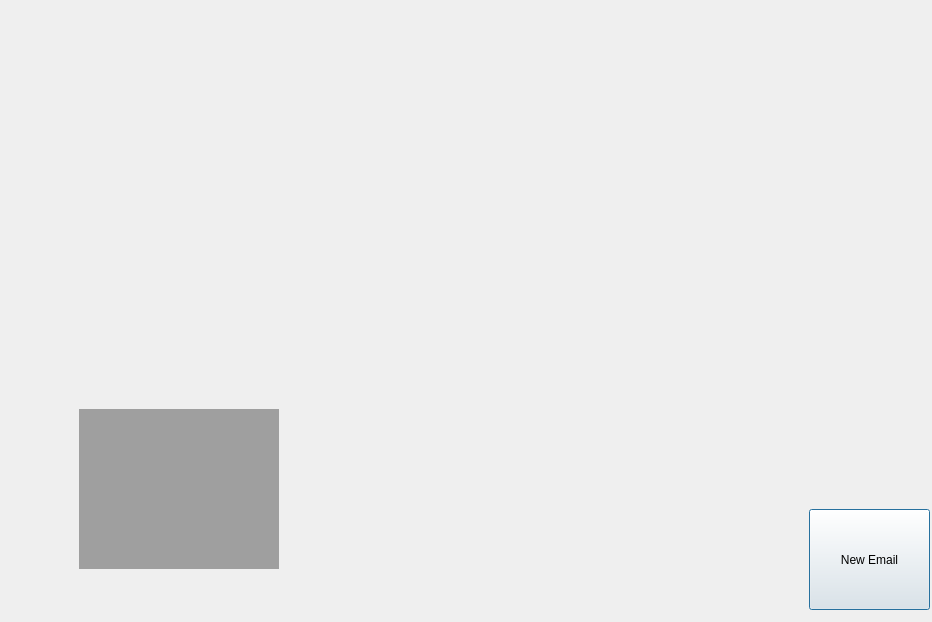
First picture: the form in qt/Email/inbox.ui, repository Developer-Dewd/mysterium-email, before the edit.
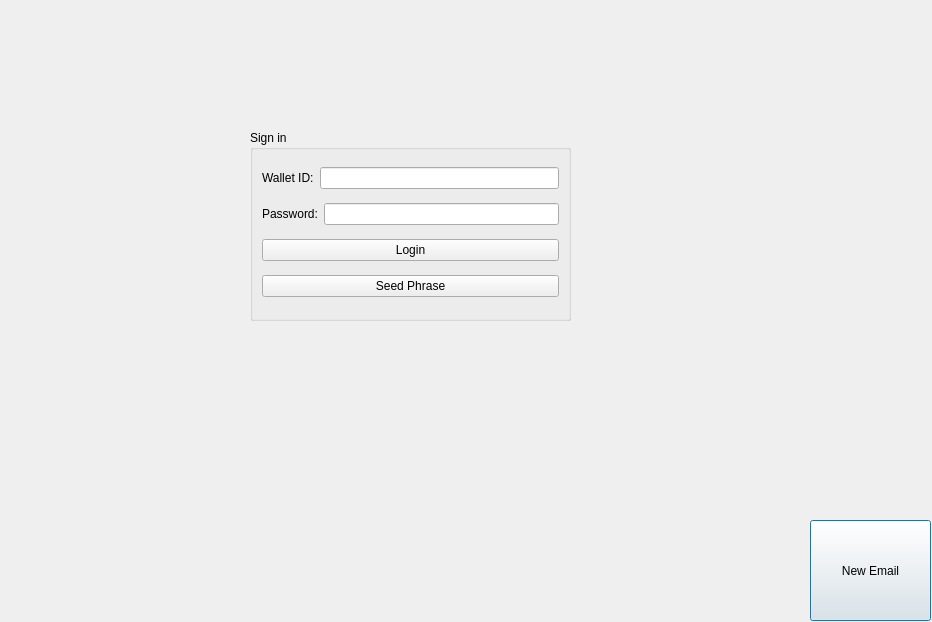
Second picture: the form after the edit.

Commit message: Added login widget

Patch:
```diff
--- a/qt/Email/inbox.ui
+++ b/qt/Email/inbox.ui
@@ -16,8 +16,8 @@
   <widget class="QStackedWidget" name="stackedWidget">
    <property name="geometry">
     <rect>
-     <x>19</x>
-     <y>-1</y>
+     <x>20</x>
+     <y>10</y>
      <width>921</width>
      <height>621</height>
     </rect>
@@ -36,15 +36,62 @@
       <string>New Email</string>
      </property>
     </widget>
-    <widget class="QMdiArea" name="mdiArea">
+    <widget class="QGroupBox" name="groupBox">
      <property name="geometry">
       <rect>
-       <x>60</x>
-       <y>410</y>
-       <width>200</width>
-       <height>160</height>
+       <x>230</x>
+       <y>120</y>
+       <width>321</width>
+       <height>191</height>
       </rect>
      </property>
+     <property name="title">
+      <string>Sign in</string>
+     </property>
+     <layout class="QVBoxLayout" name="verticalLayout">
+      <item>
+       <layout class="QHBoxLayout" name="horizontalLayout">
+        <item>
+         <widget class="QLabel" name="WalletIDLabel">
+          <property name="text">
+           <string>Wallet ID:</string>
+          </property>
+         </widget>
+        </item>
+        <item>
+         <widget class="QLineEdit" name="WalletIDLineEdit"/>
+        </item>
+       </layout>
+      </item>
+      <item>
+       <layout class="QHBoxLayout" name="horizontalLayout_2">
+        <item>
+         <widget class="QLabel" name="PasswordLabel">
+          <property name="text">
+           <string>Password:</string>
+          </property>
+         </widget>
+        </item>
+        <item>
+         <widget class="QLineEdit" name="PasswordLineEdit"/>
+        </item>
+       </layout>
+      </item>
+      <item>
+       <widget class="QPushButton" name="LoginButton">
+        <property name="text">
+         <string>Login</string>
+        </property>
+       </widget>
+      </item>
+      <item>
+       <widget class="QPushButton" name="SeedPhraseButton">
+        <property name="text">
+         <string>Seed Phrase</string>
+        </property>
+       </widget>
+      </item>
+     </layout>
     </widget>
    </widget>
    <widget class="QWidget" name="page_2"/>
```
The commit also changes 9 other files.
